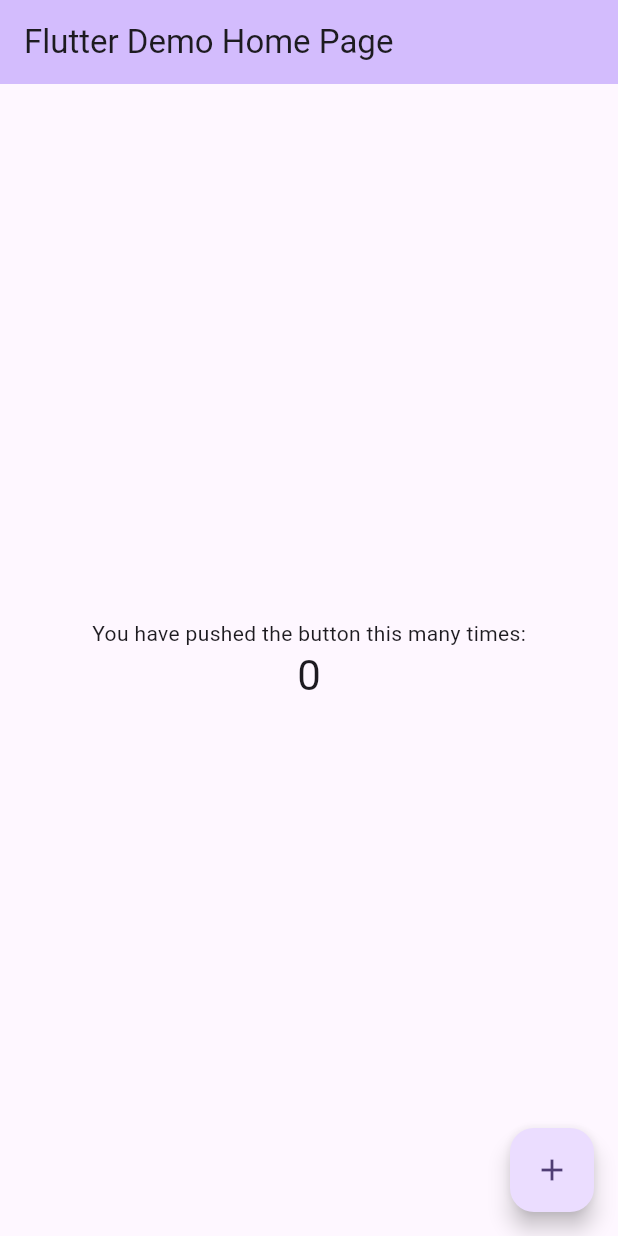
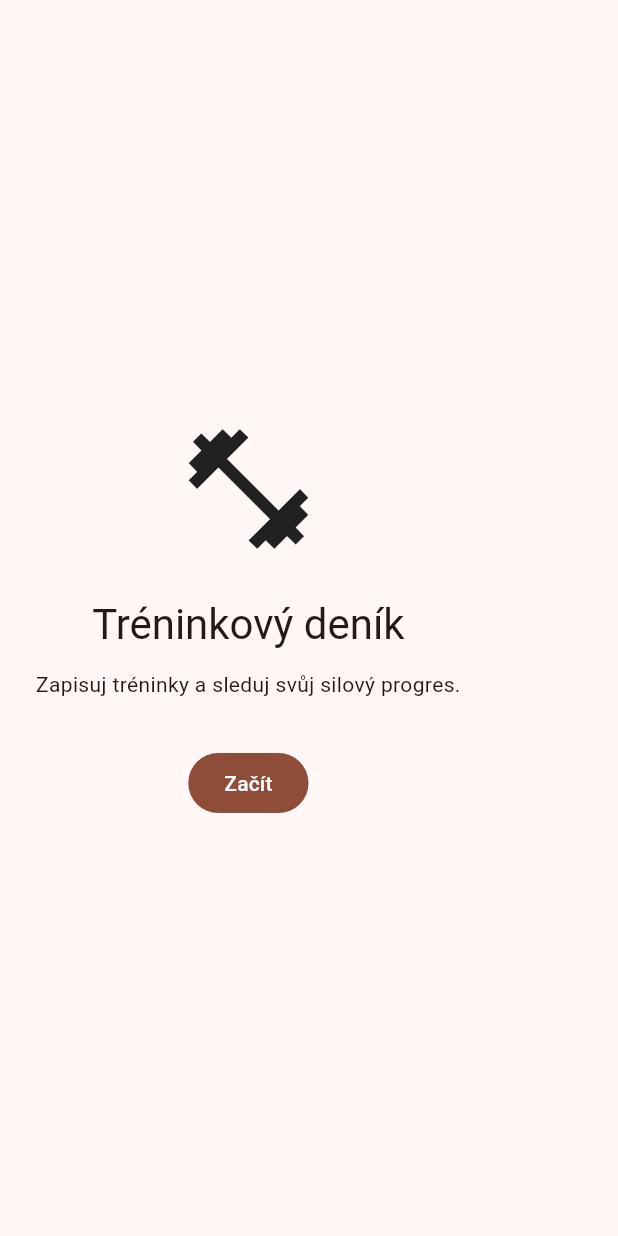
Before and after one commit to Kacisseek/Treninkovy-denik, a Flutter app: the screen it shows after launch, on a phone screen of 412 x 824 dp. Run offline on Flutter 3.47's test engine with Material 3 defaults, Android fonts, the phone set to English and light mode, and no system bars; our stand-ins replace sqflite; accounts and stored records are empty.

Commit message:
Pridany uvitaci obrazovka a hlavni navigace

```diff
--- a/lib/main.dart
+++ b/lib/main.dart
@@ -1,4 +1,5 @@
 import 'package:flutter/material.dart';
+import 'screens/uvitaci_screen.dart';
 
 void main() {
   runApp(const MyApp());
@@ -7,116 +8,16 @@ void main() {
 class MyApp extends StatelessWidget {
   const MyApp({super.key});
 
-  // This widget is the root of your application.
   @override
   Widget build(BuildContext context) {
     return MaterialApp(
-      title: 'Flutter Demo',
+      title: 'Tréninkový deník',
+      debugShowCheckedModeBanner: false,
       theme: ThemeData(
-        // This is the theme of your application.
-        //
-        // TRY THIS: Try running your application with "flutter run". You'll see
-        // the application has a purple toolbar. Then, without quitting the app,
-        // try changing the seedColor in the colorScheme below to Colors.green
-        // and then invoke "hot reload" (save your changes or press the "hot
-        // reload" button in a Flutter-supported IDE, or press "r" if you used
-        // the command line to start the app).
-        //
-        // Notice that the counter didn't reset back to zero; the application
-        // state is not lost during the reload. To reset the state, use hot
-        // restart instead.
-        //
-        // This works for code too, not just values: Most code changes can be
-        // tested with just a hot reload.
-        colorScheme: .fromSeed(seedColor: Colors.deepPurple),
+        colorScheme: ColorScheme.fromSeed(seedColor: Colors.deepOrange),
+        useMaterial3: true,
       ),
-      home: const MyHomePage(title: 'Flutter Demo Home Page'),
+      home: const UvitaciScreen(),
     );
   }
 }
-
-class MyHomePage extends StatefulWidget {
-  const MyHomePage({super.key, required this.title});
-
-  // This widget is the home page of your application. It is stateful, meaning
-  // that it has a State object (defined below) that contains fields that affect
-  // how it looks.
-
-  // This class is the configuration for the state. It holds the values (in this
-  // case the title) provided by the parent (in this case the App widget) and
-  // used by the build method of the State. Fields in a Widget subclass are
-  // always marked "final".
-
-  final String title;
-
-  @override
-  State<MyHomePage> createState() => _MyHomePageState();
-}
-
-class _MyHomePageState extends State<MyHomePage> {
-  int _counter = 0;
-
-  void _incrementCounter() {
-    setState(() {
-      // This call to setState tells the Flutter framework that something has
-      // changed in this State, which causes it to rerun the build method below
-      // so that the display can reflect the updated values. If we changed
-      // _counter without calling setState(), then the build method would not be
-      // called again, and so nothing would appear to happen.
-      _counter++;
-    });
-  }
-
-  @override
-  Widget build(BuildContext context) {
-    // This method is rerun every time setState is called, for instance as done
-    // by the _incrementCounter method above.
-    //
-    // The Flutter framework has been optimized to make rerunning build methods
-    // fast, so that you can just rebuild anything that needs updating rather
-    // than having to individually change instances of widgets.
-    return Scaffold(
-      appBar: AppBar(
-        // TRY THIS: Try changing the color here to a specific color (to
-        // Colors.amber, perhaps?) and trigger a hot reload to see the AppBar
-        // change color while the other colors stay the same.
-        backgroundColor: Theme.of(context).colorScheme.inversePrimary,
-        // Here we take the value from the MyHomePage object that was created by
-        // the App.build method, and use it to set our appbar title.
-        title: Text(widget.title),
-      ),
-      body: Center(
-        // Center is a layout widget. It takes a single child and positions it
-        // in the middle of the parent.
-        child: Column(
-          // Column is also a layout widget. It takes a list of children and
-          // arranges them vertically. By default, it sizes itself to fit its
-          // children horizontally, and tries to be as tall as its parent.
-          //
-          // Column has various properties to control how it sizes itself and
-          // how it positions its children. Here we use mainAxisAlignment to
-          // center the children vertically; the main axis here is the vertical
-          // axis because Columns are vertical (the cross axis would be
-          // horizontal).
-          //
-          // TRY THIS: Invoke "debug painting" (choose the "Toggle Debug Paint"
-          // action in the IDE, or press "p" in the console), to see the
-          // wireframe for each widget.
-          mainAxisAlignment: .center,
-          children: [
-            const Text('You have pushed the button this many times:'),
-            Text(
-              '$_counter',
-              style: Theme.of(context).textTheme.headlineMedium,
-            ),
-          ],
-        ),
-      ),
-      floatingActionButton: FloatingActionButton(
-        onPressed: _incrementCounter,
-        tooltip: 'Increment',
-        child: const Icon(Icons.add),
-      ),
-    );
-  }
-}
--- /dev/null
+++ b/lib/screens/uvitaci_screen.dart
@@ -0,0 +1,45 @@
+import 'package:flutter/material.dart';
+import 'hlavni_navigace.dart';
+
+class UvitaciScreen extends StatelessWidget {
+  const UvitaciScreen({super.key});
+
+  @override
+  Widget build(BuildContext context) {
+    return Scaffold(
+      body: SafeArea(
+        child: Padding(
+          padding: const EdgeInsets.all(24),
+          child: Column(
+            mainAxisAlignment: MainAxisAlignment.center,
+            children: [
+              const Icon(Icons.fitness_center, size: 96),
+              const SizedBox(height: 24),
+              Text(
+                'Tréninkový deník',
+                style: Theme.of(context).textTheme.headlineMedium,
+                textAlign: TextAlign.center,
+              ),
+              const SizedBox(height: 12),
+              const Text(
+                'Zapisuj tréninky a sleduj svůj silový progres.',
+                textAlign: TextAlign.center,
+              ),
+              const SizedBox(height: 32),
+              FilledButton(
+                onPressed: () {
+                  Navigator.of(context).pushReplacement(
+                    MaterialPageRoute(
+                      builder: (_) => const HlavniNavigace(),
+                    ),
+                  );
+                },
+                child: const Text('Začít'),
+              ),
+            ],
+          ),
+        ),
+      ),
+    );
+  }
+}
```
Also changed, not shown: lib/screens/hlavni_navigace.dart (added, +40 -0 lines), lib/screens/katalog_cviku_screen.dart (added, +13 -0 lines), lib/screens/profil_screen.dart (added, +13 -0 lines).
